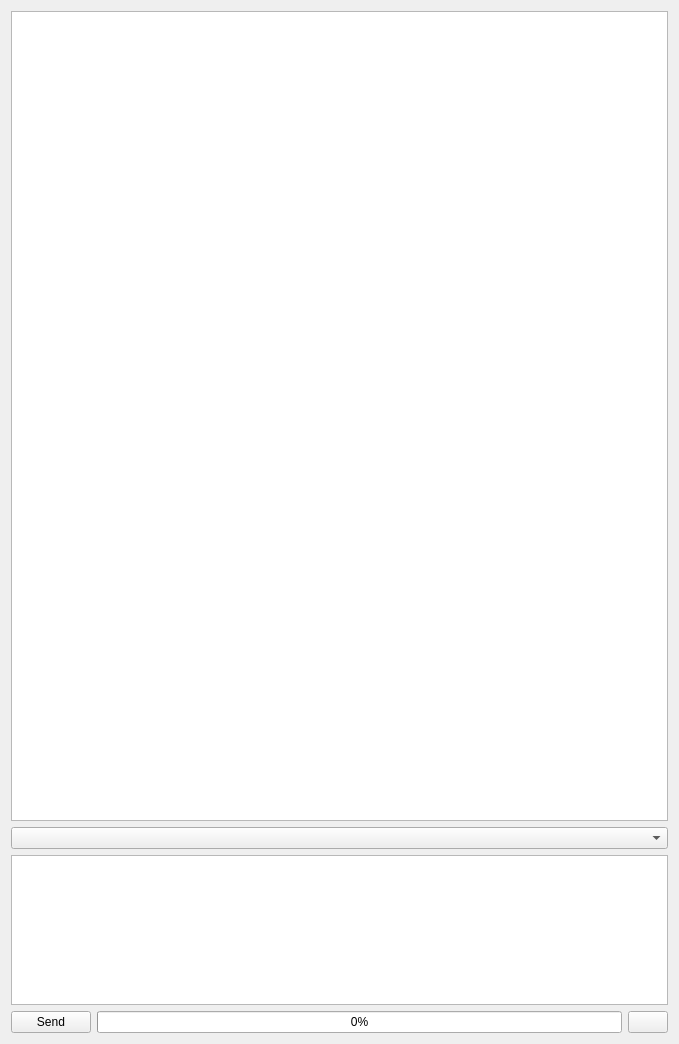
Qt form src/airunner/widgets/llm/templates/chat_prompt.ui (Capsize-Games/airunner) before a commit.
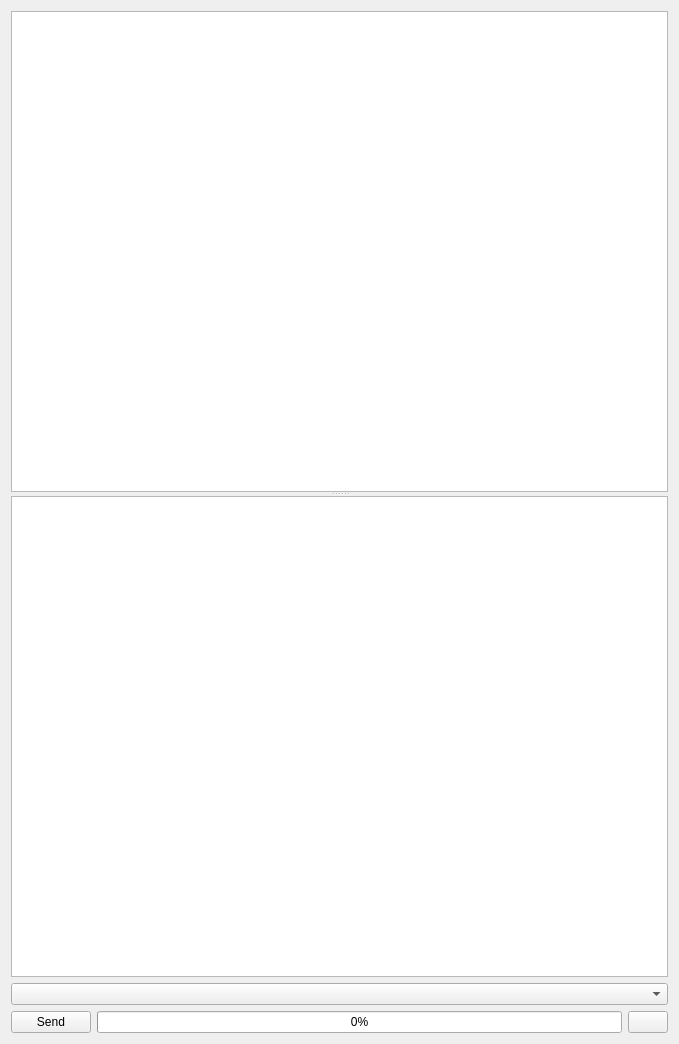
The same form after that commit. Icons and pictures are not drawn.

The edit to the form file:
```diff
--- a/src/airunner/widgets/llm/templates/chat_prompt.ui
+++ b/src/airunner/widgets/llm/templates/chat_prompt.ui
@@ -14,7 +14,7 @@
    <string>Form</string>
   </property>
   <layout class="QGridLayout" name="gridLayout">
-   <item row="5" column="0" colspan="2">
+   <item row="3" column="0">
     <layout class="QHBoxLayout" name="horizontalLayout_2">
      <item>
       <widget class="QPushButton" name="send_button">
@@ -48,7 +48,17 @@
      </item>
     </layout>
    </item>
-   <item row="1" column="0" colspan="2">
+   <item row="1" column="0">
+    <widget class="QSplitter" name="splitter">
+     <property name="orientation">
+      <enum>Qt::Vertical</enum>
+     </property>
+     <property name="childrenCollapsible">
+      <bool>false</bool>
+     </property>
+     <widget class="QWidget" name="verticalLayoutWidget">
+      <layout class="QVBoxLayout" name="verticalLayout">
+       <item>
     <widget class="QScrollArea" name="chat_container">
      <property name="frameShape">
       <enum>QFrame::NoFrame</enum>
@@ -61,8 +71,8 @@
        <rect>
         <x>0</x>
         <y>0</y>
-        <width>661</width>
-        <height>806</height>
+            <width>659</width>
+            <height>515</height>
        </rect>
       </property>
       <layout class="QGridLayout" name="gridLayout_2">
@@ -89,10 +99,11 @@
      </widget>
     </widget>
    </item>
-   <item row="3" column="0" colspan="2">
+      </layout>
+     </widget>
     <widget class="QPlainTextEdit" name="prompt">
      <property name="sizePolicy">
-      <sizepolicy hsizetype="Expanding" vsizetype="Maximum">
+       <sizepolicy hsizetype="Expanding" vsizetype="MinimumExpanding">
        <horstretch>0</horstretch>
        <verstretch>0</verstretch>
       </sizepolicy>
@@ -106,12 +117,13 @@
      <property name="maximumSize">
       <size>
        <width>16777215</width>
-       <height>150</height>
+        <height>16777215</height>
       </size>
      </property>
     </widget>
+    </widget>
    </item>
-   <item row="2" column="0" colspan="2">
+   <item row="2" column="0">
     <widget class="QComboBox" name="action"/>
    </item>
   </layout>
```
Left out of the diff: 36 changed lines with no effect on the pictures. Lines whose indentation alone changed are shown as unchanged.
